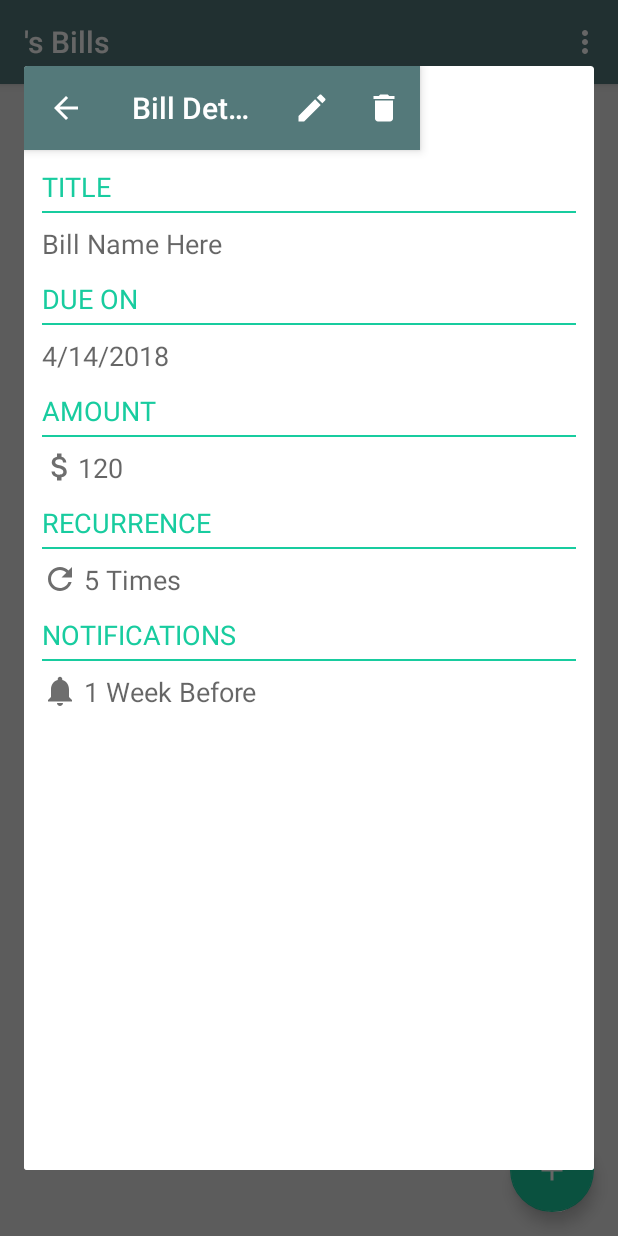
After one commit to jslawrence24/BillReminder, an Android app: the fragment ViewBillDetailsFragment placed in its activity, on a phone screen of 412 x 824 dp. The commit adds this screen. Run offline under Robolectric (Android 15) with nearby library versions, the phone set to English and light mode, and no system bars; our stand-ins replace Firebase (no records; nobody signed in at launch, a user with empty details on screens opened directly); libraries missing offline, so code that uses them is left out: com.firebase.ui.

Commit message:
Details page added

```diff
--- a/app/src/main/java/edu/weber/jeremylawrence/billreminder/AddNewBillFragment.java
+++ b/app/src/main/java/edu/weber/jeremylawrence/billreminder/AddNewBillFragment.java
@@ -5,6 +5,8 @@ import android.app.Activity;
 import android.app.DatePickerDialog;
 import android.app.Dialog;
 import android.os.Bundle;
+import android.support.design.widget.TextInputEditText;
+import android.support.design.widget.TextInputLayout;
 import android.support.v4.app.DialogFragment;
 import android.support.v4.app.Fragment;
 import android.support.v7.app.ActionBar;
@@ -85,9 +87,20 @@ public class AddNewBillFragment extends DialogFragment
         edtDueDate  = rootView.findViewById(R.id.edtDate);
         edtAmount   = rootView.findViewById(R.id.edtAmount);
 
-        Button btnDatePick = rootView.findViewById(R.id.btnDatePick);
+//        Button btnDatePick = rootView.findViewById(R.id.btnDatePick);
+//
+//        btnDatePick.setOnClickListener(new View.OnClickListener()
+//        {
+//            @Override
+//            public void onClick(View v)
+//            {
+//                showDatePickerDialog(v);
+//            }
+//        });
 
-        btnDatePick.setOnClickListener(new View.OnClickListener()
+        TextInputEditText edtDate = rootView.findViewById(R.id.edtDate);
+
+        edtDate.setOnClickListener(new TextInputLayout.OnClickListener()
         {
             @Override
             public void onClick(View v)
@@ -140,12 +153,6 @@ public class AddNewBillFragment extends DialogFragment
         newFragment.show(getFragmentManager(), "datePicker");
     }
 
-    public static void setEdtDueDate(String dueDate)
-    {
-
-    }
-
-
     public static class DatePickerFragment extends DialogFragment
             implements DatePickerDialog.OnDateSetListener {
 
--- a/app/src/main/java/edu/weber/jeremylawrence/billreminder/MainActivity.java
+++ b/app/src/main/java/edu/weber/jeremylawrence/billreminder/MainActivity.java
@@ -4,6 +4,7 @@ import android.os.Bundle;
 import android.support.annotation.NonNull;
 import android.support.design.widget.FloatingActionButton;
 import android.support.v4.app.FragmentManager;
+import android.support.v4.app.FragmentTransaction;
 import android.support.v7.app.AppCompatActivity;
 import android.support.v7.widget.Toolbar;
 import android.view.Menu;
@@ -171,7 +172,13 @@ public class MainActivity extends AppCompatActivity
     @Override
     public void onBillClicked(Bill bill)
     {
-        //TODO OO BIL CLICKED VIEW DETAILS
+        //TODO Display ViewBillDetailsFragment
+        ViewBillDetailsFragment viewBillDetailsFragment = new ViewBillDetailsFragment();
+        fragmentManager.beginTransaction()
+                .setTransition(FragmentTransaction.TRANSIT_ENTER_MASK)
+                .add(android.R.id.content, viewBillDetailsFragment)
+                .addToBackStack(null)
+                .commit();
     }
 
     @Override
--- /dev/null
+++ b/app/src/main/java/edu/weber/jeremylawrence/billreminder/ViewBillDetailsFragment.java
@@ -0,0 +1,72 @@
+package edu.weber.jeremylawrence.billreminder;
+
+
+import android.app.Dialog;
+import android.os.Bundle;
+import android.support.annotation.NonNull;
+import android.support.v4.app.DialogFragment;
+import android.support.v4.app.Fragment;
+import android.support.v7.app.ActionBar;
+import android.support.v7.app.AppCompatActivity;
+import android.support.v7.widget.Toolbar;
+import android.view.LayoutInflater;
+import android.view.Menu;
+import android.view.MenuInflater;
+import android.view.View;
+import android.view.ViewGroup;
+import android.view.Window;
+
+
+/**
+ * A simple {@link Fragment} subclass.
+ */
+public class ViewBillDetailsFragment extends DialogFragment
+{
+    private static final String TAG = "ViewBillDetailsFrag";
+
+
+    public ViewBillDetailsFragment()
+    {
+        // Required empty public constructor
+    }
+
+
+    @Override
+    public View onCreateView(LayoutInflater inflater, ViewGroup container,
+                             Bundle savedInstanceState)
+    {
+        // Inflate the layout for this fragment
+        View rootView = inflater.inflate(R.layout.fragment_view_bill_details, container, false);
+
+        Toolbar toolbar = rootView.findViewById(R.id.toolbarDetails);
+        toolbar.setTitle("Bill Details");
+
+        ((AppCompatActivity) getActivity()).setSupportActionBar(toolbar);
+
+        ActionBar actionBar = ((AppCompatActivity) getActivity()).getSupportActionBar();
+        if (actionBar != null) {
+            actionBar.setDisplayHomeAsUpEnabled(true);
+            actionBar.setHomeButtonEnabled(true);
+        }
+        setHasOptionsMenu(true);
+
+        return rootView;
+    }
+
+    @NonNull
+    @Override
+    public Dialog onCreateDialog(Bundle savedInstanceState)
+    {
+        Dialog dialog = super.onCreateDialog(savedInstanceState);
+        dialog.requestWindowFeature(Window.FEATURE_NO_TITLE);
+        return dialog;
+    }
+
+    @Override
+    public void onCreateOptionsMenu(Menu menu, MenuInflater inflater)
+    {
+        menu.clear();
+        getActivity().getMenuInflater().inflate(R.menu.menu_view_bill_details, menu);
+    }
+
+}
--- a/app/src/main/java/edu/weber/jeremylawrence/billreminder/model/Bill.java
+++ b/app/src/main/java/edu/weber/jeremylawrence/billreminder/model/Bill.java
@@ -2,7 +2,6 @@ package edu.weber.jeremylawrence.billreminder.model;
 
 import java.text.ParseException;
 import java.text.SimpleDateFormat;
-import java.util.Calendar;
 import java.util.Date;
 import java.util.concurrent.TimeUnit;
 
@@ -11,7 +10,7 @@ public class Bill
     private String key;
     private String name;
     private String due_date;
-    private String duration;
+    private int recurrences;
     private String amount;
     private int daysToDue;
 
@@ -21,7 +20,7 @@ public class Bill
     {
         this.name = name;
         this.due_date = due_date;
-//        this.duration = duration;
+//        this.recurrences = recurrences;
         if (!amount.equals(""))
             this.amount = amount;
     }
@@ -56,14 +55,14 @@ public class Bill
         this.due_date = due_date;
     }
 
-    public String getDuration()
+    public int getRecurrences()
     {
-        return duration;
+        return recurrences;
     }
 
-    public void setDuration(String duration)
+    public void setRecurrences(int recurrences)
     {
-        this.duration = duration;
+        this.recurrences = recurrences;
     }
 
     public String getAmount()
--- /dev/null
+++ b/app/src/main/res/drawable/ic_delete_white_24dp.xml
@@ -0,0 +1,5 @@
+<vector android:height="24dp" android:tint="#FFFFFF"
+    android:viewportHeight="24.0" android:viewportWidth="24.0"
+    android:width="24dp" xmlns:android="http://schemas.android.com/apk/res/android">
+    <path android:fillColor="#FF000000" android:pathData="M6,19c0,1.1 0.9,2 2,2h8c1.1,0 2,-0.9 2,-2V7H6v12zM19,4h-3.5l-1,-1h-5l-1,1H5v2h14V4z"/>
+</vector>
--- /dev/null
+++ b/app/src/main/res/drawable/ic_edit_white_24dp.xml
@@ -0,0 +1,9 @@
+<vector xmlns:android="http://schemas.android.com/apk/res/android"
+        android:width="24dp"
+        android:height="24dp"
+        android:viewportWidth="24.0"
+        android:viewportHeight="24.0">
+    <path
+        android:fillColor="#FFFFFFFF"
+        android:pathData="M3,17.25V21h3.75L17.81,9.94l-3.75,-3.75L3,17.25zM20.71,7.04c0.39,-0.39 0.39,-1.02 0,-1.41l-2.34,-2.34c-0.39,-0.39 -1.02,-0.39 -1.41,0l-1.83,1.83 3.75,3.75 1.83,-1.83z"/>
+</vector>
--- /dev/null
+++ b/app/src/main/res/drawable/ic_money_black_24dp.xml
@@ -0,0 +1,10 @@
+<vector xmlns:android="http://schemas.android.com/apk/res/android"
+    android:width="24dp"
+    android:height="24dp"
+    android:tint="@color/drawableDark"
+    android:viewportHeight="24.0"
+    android:viewportWidth="24.0">
+    <path
+        android:fillColor="@color/drawableDark"
+        android:pathData="M11.8,10.9c-2.27,-0.59 -3,-1.2 -3,-2.15 0,-1.09 1.01,-1.85 2.7,-1.85 1.78,0 2.44,0.85 2.5,2.1h2.21c-0.07,-1.72 -1.12,-3.3 -3.21,-3.81V3h-3v2.16c-1.94,0.42 -3.5,1.68 -3.5,3.61 0,2.31 1.91,3.46 4.7,4.13 2.5,0.6 3,1.48 3,2.41 0,0.69 -0.49,1.79 -2.7,1.79 -2.06,0 -2.87,-0.92 -2.98,-2.1h-2.2c0.12,2.19 1.76,3.42 3.68,3.83V21h3v-2.15c1.95,-0.37 3.5,-1.5 3.5,-3.55 0,-2.84 -2.43,-3.81 -4.7,-4.4z" />
+</vector>
--- /dev/null
+++ b/app/src/main/res/drawable/ic_notifications_black_24dp.xml
@@ -0,0 +1,10 @@
+<vector xmlns:android="http://schemas.android.com/apk/res/android"
+    android:width="24dp"
+    android:height="24dp"
+    android:tint="@color/drawableDark"
+    android:viewportHeight="24.0"
+    android:viewportWidth="24.0">
+    <path
+        android:fillColor="@color/drawableDark"
+        android:pathData="M12,22c1.1,0 2,-0.9 2,-2h-4c0,1.1 0.89,2 2,2zM18,16v-5c0,-3.07 -1.64,-5.64 -4.5,-6.32L13.5,4c0,-0.83 -0.67,-1.5 -1.5,-1.5s-1.5,0.67 -1.5,1.5v0.68C7.63,5.36 6,7.92 6,11v5l-2,2v1h16v-1l-2,-2z" />
+</vector>
--- /dev/null
+++ b/app/src/main/res/drawable/ic_refresh_black_24dp.xml
@@ -0,0 +1,10 @@
+<vector xmlns:android="http://schemas.android.com/apk/res/android"
+    android:width="24dp"
+    android:height="24dp"
+    android:tint="@color/drawableDark"
+    android:viewportHeight="24.0"
+    android:viewportWidth="24.0">
+    <path
+        android:fillColor="@color/drawableDark"
+        android:pathData="M17.65,6.35C16.2,4.9 14.21,4 12,4c-4.42,0 -7.99,3.58 -7.99,8s3.57,8 7.99,8c3.73,0 6.84,-2.55 7.73,-6h-2.08c-0.82,2.33 -3.04,4 -5.65,4 -3.31,0 -6,-2.69 -6,-6s2.69,-6 6,-6c1.66,0 3.14,0.69 4.22,1.78L13,11h7V4l-2.35,2.35z" />
+</vector>
--- a/app/src/main/res/layout/fragment_add_new_bill.xml
+++ b/app/src/main/res/layout/fragment_add_new_bill.xml
@@ -35,14 +35,6 @@
             android:orientation="vertical"
             android:padding="8dp">
 
-            <!--<EditText
-                android:id="@+id/edtDaysToDue"
-                android:layout_width="match_parent"
-                android:layout_height="wrap_content"
-                android:ems="10"
-                android:hint="Days Until Due"
-                android:inputType="text" />-->
-
             <android.support.design.widget.TextInputLayout
                 android:layout_width="match_parent"
                 android:layout_height="match_parent">
@@ -57,6 +49,7 @@
             </android.support.design.widget.TextInputLayout>
 
             <android.support.design.widget.TextInputLayout
+                android:id="@+id/txiDate"
                 android:layout_width="match_parent"
                 android:layout_height="match_parent">
 
@@ -65,15 +58,10 @@
                     android:layout_width="match_parent"
                     android:layout_height="wrap_content"
                     android:hint="@string/date"
-                    android:inputType="date" />
+                    android:inputType="date"
+                    android:focusableInTouchMode="false"/>
 
             </android.support.design.widget.TextInputLayout>
-            <!--TODO MAKE THIS PRETTY-->
-            <Button
-                android:id="@+id/btnDatePick"
-                android:layout_width="wrap_content"
-                android:layout_height="wrap_content"
-                android:text="pick date" />
 
             <LinearLayout
                 android:layout_width="match_parent"
--- /dev/null
+++ b/app/src/main/res/layout/fragment_view_bill_details.xml
@@ -0,0 +1,191 @@
+<?xml version="1.0" encoding="utf-8"?>
+<android.support.design.widget.CoordinatorLayout xmlns:android="http://schemas.android.com/apk/res/android"
+    xmlns:app="http://schemas.android.com/apk/res-auto"
+    xmlns:tools="http://schemas.android.com/tools"
+    android:layout_width="match_parent"
+    android:layout_height="match_parent"
+    android:fitsSystemWindows="true"
+    tools:context=".ViewBillDetailsFragment">
+
+    <android.support.design.widget.AppBarLayout
+        android:id="@+id/appBarLayoutDetials"
+        android:layout_width="match_parent"
+        android:layout_height="wrap_content"
+        android:theme="@style/AppTheme.AppBarOverlay">
+
+        <android.support.v7.widget.Toolbar
+            android:id="@+id/toolbarDetails"
+            android:layout_width="match_parent"
+            android:layout_height="?android:attr/actionBarSize"
+            android:background="@android:color/transparent"
+            app:popupTheme="@style/AppTheme.PopupOverlay" />
+    </android.support.design.widget.AppBarLayout>
+
+    <ScrollView
+        android:layout_width="match_parent"
+        android:layout_height="match_parent"
+        android:background="@color/cardview_light_background"
+        app:layout_behavior="@string/appbar_scrolling_view_behavior">
+
+        <LinearLayout
+            android:layout_width="match_parent"
+            android:layout_height="wrap_content"
+            android:layout_marginEnd="12dp"
+            android:layout_marginStart="12dp"
+            android:layout_marginTop="12dp"
+            android:orientation="vertical">
+
+            <TextView
+                android:layout_width="match_parent"
+                android:layout_height="wrap_content"
+                android:textAllCaps="true"
+                android:text="@string/title"
+                android:textAppearance="@android:style/TextAppearance.Material.Medium"
+                android:textColor="@color/colorAccent" />
+
+            <View
+                android:layout_width="match_parent"
+                android:layout_height="1dp"
+                android:layout_marginBottom="8dp"
+                android:layout_marginTop="4dp"
+                android:background="@color/colorAccent" />
+
+            <TextView
+                android:id="@+id/textView2"
+                android:layout_width="match_parent"
+                android:layout_height="wrap_content"
+                android:layout_marginBottom="12dp"
+                android:text="Bill Name Here"
+                android:textAppearance="@android:style/TextAppearance.Material.Medium" />
+
+            <TextView
+                android:layout_width="match_parent"
+                android:layout_height="wrap_content"
+                android:textAllCaps="true"
+                android:text="@string/due_on"
+                android:textAppearance="@android:style/TextAppearance.Material.Medium"
+                android:textColor="@color/colorAccent" />
+
+            <View
+                android:layout_width="match_parent"
+                android:layout_height="1dp"
+                android:layout_marginBottom="8dp"
+                android:layout_marginTop="4dp"
+                android:background="@color/colorAccent" />
+
+            <TextView
+                android:id="@+id/textView3"
+                android:layout_width="match_parent"
+                android:layout_height="wrap_content"
+                android:layout_marginBottom="12dp"
+                android:text="4/14/2018"
+                android:textAppearance="@android:style/TextAppearance.Material.Medium" />
+
+            <TextView
+                android:layout_width="match_parent"
+                android:layout_height="wrap_content"
+                android:textAllCaps="true"
+                android:text="Amount"
+                android:textAppearance="@android:style/TextAppearance.Material.Medium"
+                android:textColor="@color/colorAccent" />
+
+            <View
+                android:layout_width="match_parent"
+                android:layout_height="1dp"
+                android:layout_marginBottom="8dp"
+                android:layout_marginTop="4dp"
+                android:background="@color/colorAccent" />
+
+            <LinearLayout
+                android:layout_width="match_parent"
+                android:layout_height="match_parent"
+                android:orientation="horizontal"
+                android:layout_marginBottom="12dp">
+
+                <View
+                    android:layout_width="24dp"
+                    android:layout_height="24dp"
+                    android:background="@drawable/ic_money_black_24dp"/>
+
+                <TextView
+                    android:id="@+id/textView6"
+                    android:layout_width="wrap_content"
+                    android:layout_height="wrap_content"
+                    android:text="120"
+                    android:textAppearance="@android:style/TextAppearance.Material.Medium" />
+            </LinearLayout>
+
+            <TextView
+                android:layout_width="match_parent"
+                android:layout_height="wrap_content"
+                android:textAllCaps="true"
+                android:text="@string/recurrence"
+                android:textAppearance="@android:style/TextAppearance.Material.Medium"
+                android:textColor="@color/colorAccent" />
+
+            <View
+                android:layout_width="match_parent"
+                android:layout_height="1dp"
+                android:layout_marginBottom="8dp"
+                android:layout_marginTop="4dp"
+                android:background="@color/colorAccent" />
+
+            <LinearLayout
+                android:layout_width="match_parent"
+                android:layout_height="match_parent"
+                android:orientation="horizontal"
+                android:layout_marginBottom="12dp">
+
+                <View
+                    android:layout_width="24dp"
+                    android:layout_height="24dp"
+                    android:background="@drawable/ic_refresh_black_24dp"
+                    />
+
+                <TextView
+                    android:id="@+id/textView7"
+                    android:layout_width="match_parent"
+                    android:layout_height="wrap_content"
+                    android:layout_marginStart="4dp"
+                    android:text="5 Times"
+                    android:textAppearance="@android:style/TextAppearance.Material.Medium" />
+            </LinearLayout>
+
+            <TextView
+                android:layout_width="match_parent"
+                android:layout_height="wrap_content"
+                android:textAllCaps="true"
+                android:text="Notifications"
+                android:textAppearance="@android:style/TextAppearance.Material.Medium"
+                android:textColor="@color/colorAccent" />
+
+            <View
+                android:layout_width="match_parent"
+                android:layout_height="1dp"
+                android:layout_marginBottom="8dp"
+                android:layout_marginTop="4dp"
+                android:background="@color/colorAccent" />
+
+            <LinearLayout
+                android:layout_width="match_parent"
+                android:layout_height="match_parent"
+                android:orientation="horizontal"
+                android:layout_marginBottom="12dp">
+
+                <View
+                    android:layout_width="24dp"
+                    android:layout_height="24dp"
+                    android:background="@drawable/ic_notifications_black_24dp"/>
+
+                <TextView
+                    android:id="@+id/textView8"
+                    android:layout_width="wrap_content"
+                    android:layout_height="wrap_content"
+                    android:layout_marginStart="4dp"
+                    android:text="1 Week Before"
+                    android:textAppearance="@android:style/TextAppearance.Material.Medium" />
+            </LinearLayout>
+
+        </LinearLayout>
+    </ScrollView>
+</android.support.design.widget.CoordinatorLayout>
--- /dev/null
+++ b/app/src/main/res/menu/menu_view_bill_details.xml
@@ -0,0 +1,15 @@
+<?xml version="1.0" encoding="utf-8"?>
+<menu xmlns:app="http://schemas.android.com/apk/res-auto"
+    xmlns:android="http://schemas.android.com/apk/res/android">
+
+    <item
+        android:id="@+id/actoin_edit"
+        android:icon="@drawable/ic_edit_white_24dp"
+        android:title="Edit"
+        app:showAsAction="always" />
+    <item
+        android:id="@+id/action_delete"
+        android:icon="@drawable/ic_delete_white_24dp"
+        android:title="Delete"
+        app:showAsAction="always" />
+</menu>
--- a/app/src/main/res/values/colors.xml
+++ b/app/src/main/res/values/colors.xml
@@ -4,4 +4,5 @@
     <color name="colorPrimaryDark">#374e4f</color>
     <color name="colorAccent">#18cc9f</color>
     <color name="fragmentBackgroundLight">#E7E7E7</color>
+    <color name="drawableDark">#C0000000</color>
 </resources>
--- a/app/src/main/res/values/strings.xml
+++ b/app/src/main/res/values/strings.xml
@@ -10,4 +10,7 @@
     <string name="amount_optional">Amount (optional)</string>
     <string name="date">Date</string>
     <string name="bill_name">Bill Name</string>
+    <string name="title">Title</string>
+    <string name="due_on">Due on</string>
+    <string name="recurrence">Recurrence</string>
 </resources>
```
